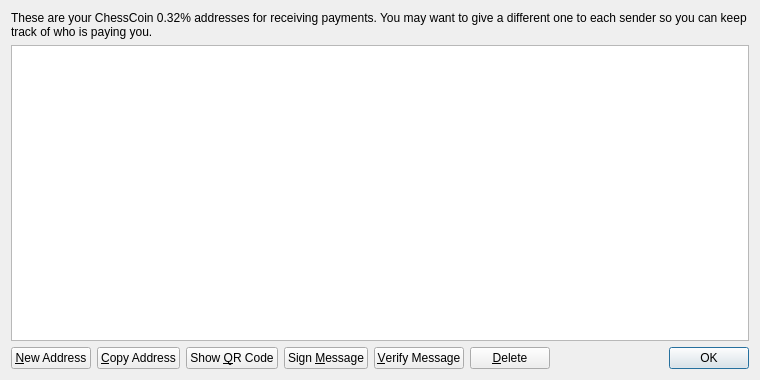
Old version of the form src/qt/forms/addressbookpage.ui in the repository AKKPP/ChessCoin032.
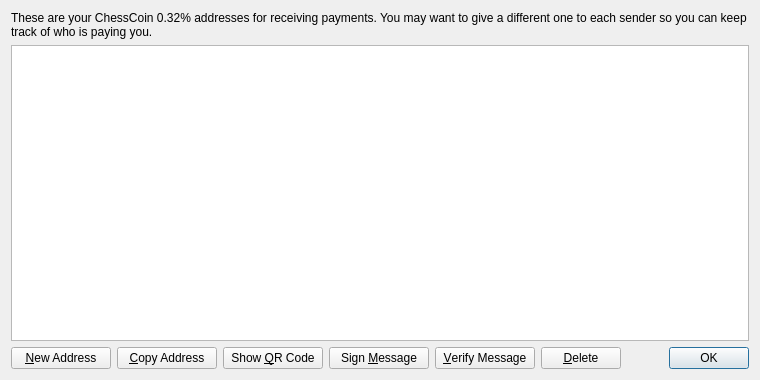
New version of the form. Icons and pictures are not drawn.

Diff of the .ui file:
```diff
--- a/src/qt/forms/addressbookpage.ui
+++ b/src/qt/forms/addressbookpage.ui
@@ -59,6 +59,18 @@
     <layout class="QHBoxLayout" name="horizontalLayout">
      <item>
       <widget class="QPushButton" name="newAddressButton">
+       <property name="sizePolicy">
+        <sizepolicy hsizetype="Minimum" vsizetype="Fixed">
+         <horstretch>0</horstretch>
+         <verstretch>0</verstretch>
+        </sizepolicy>
+       </property>
+       <property name="minimumSize">
+        <size>
+         <width>100</width>
+         <height>0</height>
+        </size>
+       </property>
        <property name="toolTip">
         <string>Create a new address</string>
        </property>
@@ -73,6 +85,18 @@
      </item>
      <item>
       <widget class="QPushButton" name="copyToClipboard">
+       <property name="sizePolicy">
+        <sizepolicy hsizetype="Minimum" vsizetype="Fixed">
+         <horstretch>0</horstretch>
+         <verstretch>0</verstretch>
+        </sizepolicy>
+       </property>
+       <property name="minimumSize">
+        <size>
+         <width>100</width>
+         <height>0</height>
+        </size>
+       </property>
        <property name="toolTip">
         <string>Copy the currently selected address to the system clipboard</string>
        </property>
@@ -87,6 +111,18 @@
      </item>
      <item>
       <widget class="QPushButton" name="showQRCode">
+       <property name="sizePolicy">
+        <sizepolicy hsizetype="Minimum" vsizetype="Fixed">
+         <horstretch>0</horstretch>
+         <verstretch>0</verstretch>
+        </sizepolicy>
+       </property>
+       <property name="minimumSize">
+        <size>
+         <width>100</width>
+         <height>0</height>
+        </size>
+       </property>
        <property name="text">
         <string>Show &amp;QR Code</string>
        </property>
@@ -98,6 +134,18 @@
      </item>
      <item>
       <widget class="QPushButton" name="signMessage">
+       <property name="sizePolicy">
+        <sizepolicy hsizetype="Minimum" vsizetype="Fixed">
+         <horstretch>0</horstretch>
+         <verstretch>0</verstretch>
+        </sizepolicy>
+       </property>
+       <property name="minimumSize">
+        <size>
+         <width>100</width>
+         <height>0</height>
+        </size>
+       </property>
        <property name="toolTip">
         <string>Sign a message to prove you own a ChessCoin 0.32% address</string>
        </property>
@@ -112,6 +160,18 @@
      </item>
      <item>
       <widget class="QPushButton" name="verifyMessage">
+       <property name="sizePolicy">
+        <sizepolicy hsizetype="Minimum" vsizetype="Fixed">
+         <horstretch>0</horstretch>
+         <verstretch>0</verstretch>
+        </sizepolicy>
+       </property>
+       <property name="minimumSize">
+        <size>
+         <width>100</width>
+         <height>0</height>
+        </size>
+       </property>
        <property name="toolTip">
         <string>Verify a message to ensure it was signed with a specified ChessCoin 0.32% address</string>
        </property>
```
